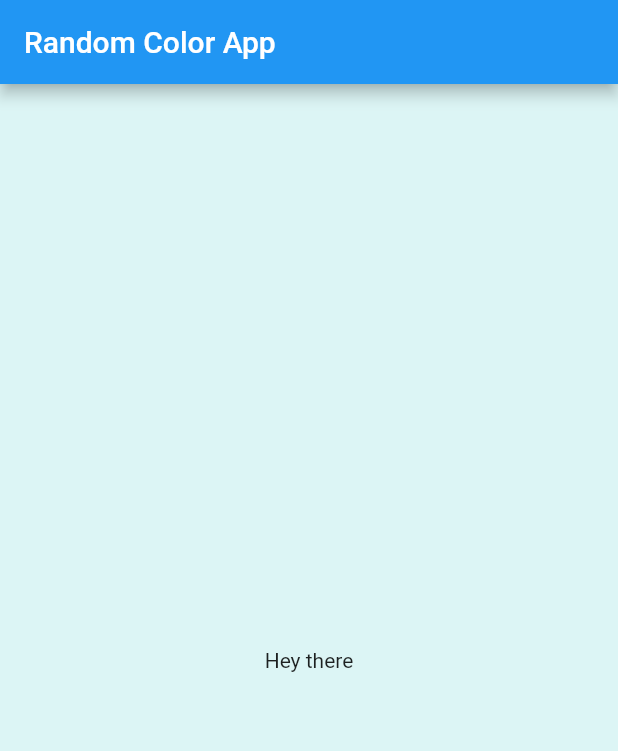
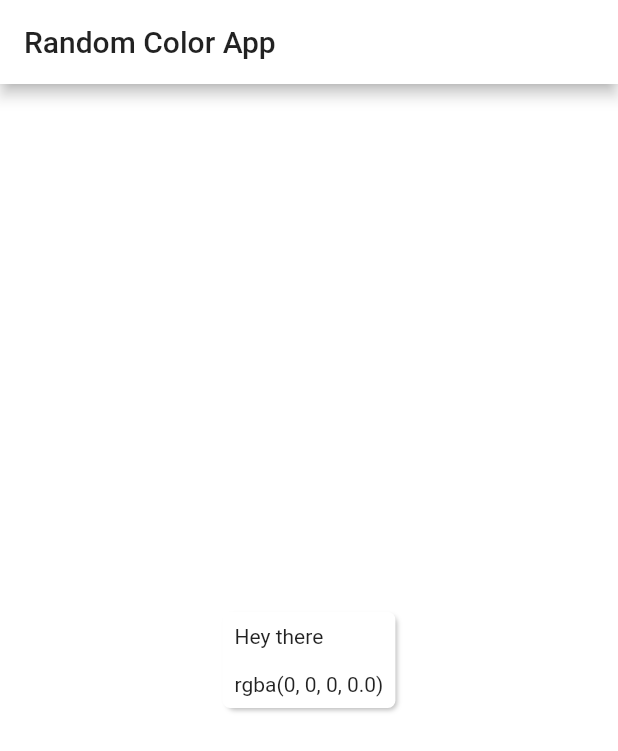
Before and after one commit to lowlifeboy/random_color_app, a Flutter app: the screen it shows after launch, on a phone screen of 412 x 824 dp. Shown: the top 751 px of the screen. Run offline on Flutter 3.47's test engine with Material 2 defaults, Android fonts, the phone set to English and light mode, and no system bars.

Commit message:
Add random colors

```diff
--- a/lib/main.dart
+++ b/lib/main.dart
@@ -1,16 +1,18 @@
+import 'dart:math';
+
 import 'package:flutter/material.dart';
 // import 'package:flutter/foundation.dart';
 
 void main() => runApp(MyApp());
 
 class MyApp extends StatelessWidget {
-  // This widget is the root of your application.
   @override
   Widget build(BuildContext context) {
     return MaterialApp(
+      debugShowCheckedModeBanner: false,
       title: 'Random Color App',
       theme: ThemeData(
-        primaryColor: Colors.blue,
+        primaryColor: Colors.white,
       ),
       home: RandomColor(),
     );
@@ -23,13 +25,49 @@ class RandomColor extends StatefulWidget {
 }
 
 class RandomColorState extends State<RandomColor> {
-  // String _color = '#fff';
+  final Random _random = Random();
 
-  // void _incrementCounter() {
-  //   setState(() {
-  //     _color = '#fff';
-  //   });
-  // }
+  Color _color = Color(0xFFFFFFFF);
+
+  int r = 0;
+  int g = 0;
+  int b = 0;
+  double o = 0;
+
+  void changeColor() {
+    setState(() {
+      r = _random.nextInt(255);
+      g = _random.nextInt(255);
+      b = _random.nextInt(255);
+      o = (_random.nextDouble() * 100).round() / 100;
+      _color = Color.fromRGBO(r, g, b, o);
+    });
+  }
+
+  Widget _currentColor(r, g, b, o, _color) {
+    return new Container(
+      decoration: new BoxDecoration(
+        color: _color,
+      ),
+      child: new Center(
+        child: new Container(
+          child: new Text('Hey there\n\nrgba($r, $g, $b, $o)'),
+          padding: const EdgeInsets.all(8.0),
+          decoration: BoxDecoration(
+            color: Colors.white,
+            borderRadius: BorderRadius.circular(5.0),
+            boxShadow: [
+            const BoxShadow(
+              offset: const Offset(2.0, 2.0),
+              blurRadius: 2.0,
+              spreadRadius: -1.0,
+              color: const Color(0x44000000)),
+            ],
+          ),
+        ),
+      ),
+    );
+  }
 
   @override
   Widget build(BuildContext context) {
@@ -37,25 +75,10 @@ class RandomColorState extends State<RandomColor> {
       appBar: AppBar(
         title: Text('Random Color App'),
       ),
-
-      body: Center(
-        child: Column(
-          mainAxisAlignment: MainAxisAlignment.center,
-          children: <Widget>[
-            Text(
-              'Hey there',
-            ),
-          ],
-        ),
-      ),
-      backgroundColor: Color.fromRGBO(220, 245, 245, 1),
-
-
-      // floatingActionButton: FloatingActionButton(
-        // onPressed: _incrementCounter,
-      //   tooltip: 'Increment',
-      //   child: Icon(Icons.add),
-      // ), // This trailing comma makes auto-formatting nicer for build methods.
+      body: InkWell(
+        onTap: changeColor,
+        child: _currentColor(r, g, b, o, _color),
+      )
     );
   }
 }
```
Also changed, not shown: 1 other file.
